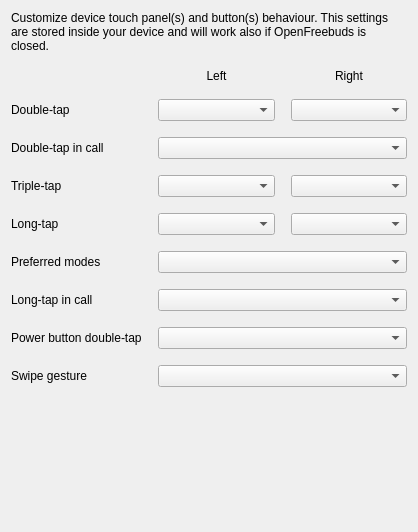
melianmiko/OpenFreebuds, file openfreebuds_qt/designer/module_geatures.ui: the form before one commit.
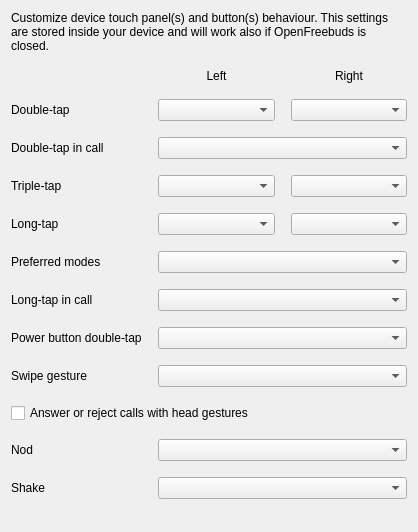
The form after the commit.

Commit message:
[ui] Controls for spatial audio, head gestures and single-earbud ANC
- Sound quality: spatial audio mode and effect
- Gestures: head gestures toggle, nod and shake actions
- Other settings: noise cancellation with one earbud

Each control is shown only when the device reports the property.
Spanish translations included.

The edit to the form file:
```diff
--- a/openfreebuds_qt/designer/module_geatures.ui
+++ b/openfreebuds_qt/designer/module_geatures.ui
@@ -79,7 +79,34 @@
      </property>
     </widget>
    </item>
-   <item row="11" column="1">
+   <item row="11" column="0" colspan="3">
+    <widget class="QCheckBox" name="head_gestures_toggle">
+     <property name="text">
+      <string>Answer or reject calls with head gestures</string>
+     </property>
+    </widget>
+   </item>
+   <item row="12" column="0">
+    <widget class="QLabel" name="head_nod_label">
+     <property name="text">
+      <string>Nod</string>
+     </property>
+    </widget>
+   </item>
+   <item row="12" column="1" colspan="2">
+    <widget class="QComboBox" name="head_nod_box"/>
+   </item>
+   <item row="13" column="0">
+    <widget class="QLabel" name="head_shake_label">
+     <property name="text">
+      <string>Shake</string>
+     </property>
+    </widget>
+   </item>
+   <item row="13" column="1" colspan="2">
+    <widget class="QComboBox" name="head_shake_box"/>
+   </item>
+   <item row="14" column="1">
     <spacer name="verticalSpacer">
      <property name="orientation">
       <enum>Qt::Orientation::Vertical</enum>
```
Left out of the diff: 3 changed lines with no effect on the pictures. The commit also changes 6 other files.
